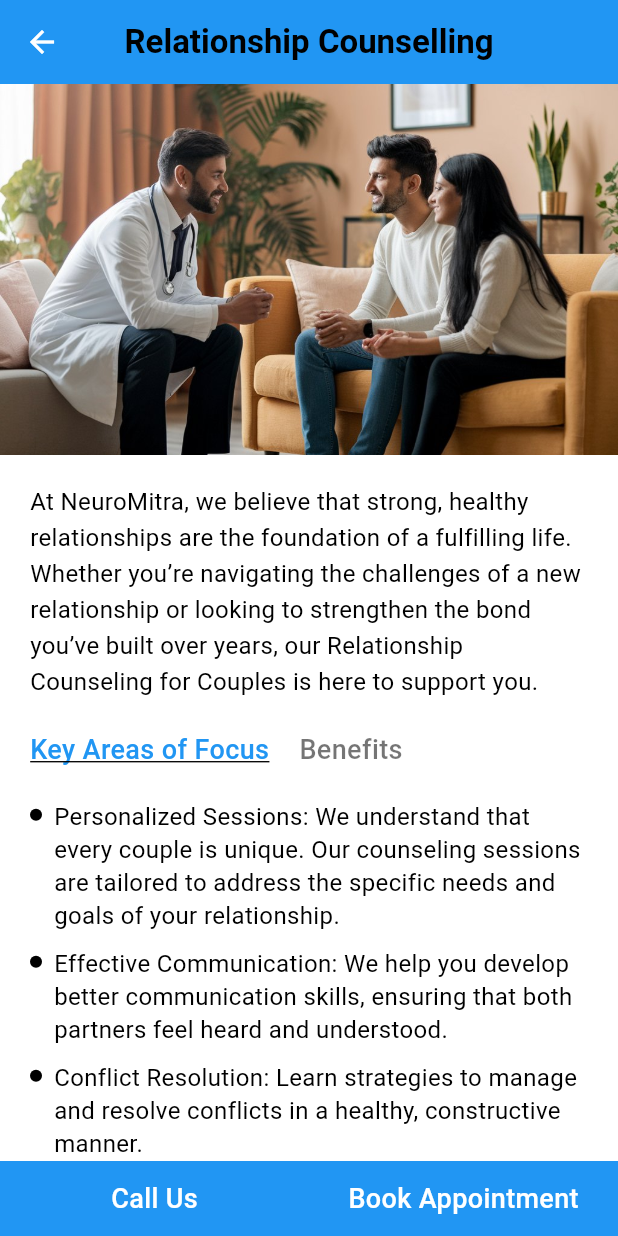
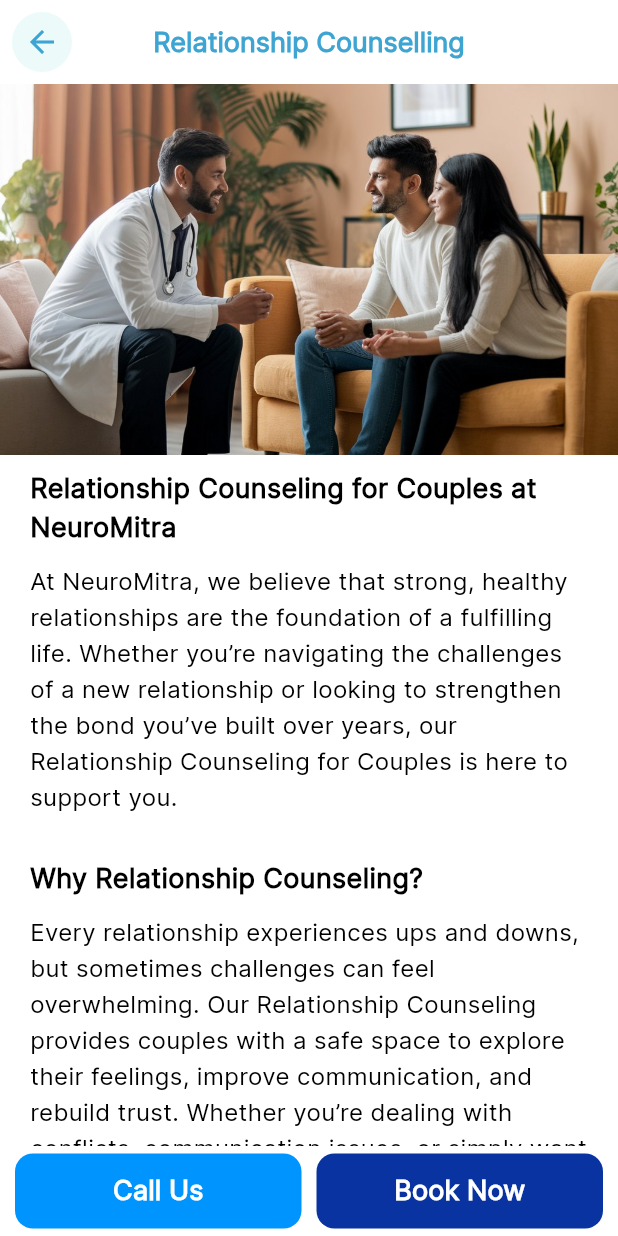
Before and after one commit to SaicharanGattu02/neoromithra, a Flutter app: the CounsellingListScreen screen opened directly, after a tap on "Relationship Counselling", on a phone screen of 412 x 824 dp. Run offline on Flutter 3.47's test engine with Material 3 defaults, Android fonts, the phone set to English and light mode, and no system bars; our stand-ins replace cached_network_image, carousel_slider, firebase_analytics, firebase_core, firebase_crashlytics, firebase_messaging and 11 more; missing offline and left inert: flutter_file_downloader, flutter_inappwebview; accounts and stored records are empty.

Commit message:
committed by varun at office 11-03-2025 10:52 AM

```diff
--- a/lib/CounsellingListScreen.dart
+++ b/lib/CounsellingListScreen.dart
@@ -441,10 +441,12 @@
             InkWell(
               // onTap: () => _onCounsellingTap(context, counselling['text']!),
               onTap: (){
-                Navigator.push(
-                  context,
-                  MaterialPageRoute(
-                    builder: (context) => DetailsScreen(
+                Navigator.of(context)
+                    .push(PageRouteBuilder(
+                  pageBuilder: (context,
+                      animation,
+                      secondaryAnimation) {
+                    return DetailsScreen(
                       assetImage: counselling['image'],
                       title: counselling['text'],
                       descHeading1: counselling['heading1'],
@@ -453,9 +455,32 @@
                       description2: counselling['description2'],
                       keyAreas: List<String>.from(counselling['keyAreas']),
                       benefits: List<String>.from(counselling['benefits']),
-                    ),
-                  ),
-                );
+                    );
+                  },
+                  transitionsBuilder:
+                      (context,
+                      animation,
+                      secondaryAnimation,
+                      child) {
+                    const begin =
+                    Offset(1.0, 0.0);
+                    const end = Offset.zero;
+                    const curve =
+                        Curves.easeInOut;
+                    var tween = Tween(
+                        begin: begin,
+                        end: end)
+                        .chain(CurveTween(
+                        curve: curve));
+                    var offsetAnimation =
+                    animation
+                        .drive(tween);
+                    return SlideTransition(
+                        position:
+                        offsetAnimation,
+                        child: child);
+                  },
+                ));
               },
               child: ProductGridItem(
                 imageUrl: counselling['image']!,
--- a/lib/TherapyScreens/DetailsScreen.dart
+++ b/lib/TherapyScreens/DetailsScreen.dart
@@ -1,4 +1,5 @@
 import 'package:flutter/material.dart';
+import 'package:neuromithra/BookAppointment.dart';
 import 'package:url_launcher/url_launcher.dart';
 
 import '../Model/ReviewListModel.dart';
@@ -39,14 +40,19 @@
   void initState() {
     super.initState();
     GetReviewsList();
+    if(widget.keyAreas.length==0){
+      setState(() {
+        showFocus = false;
+      });
+    }
   }
 
-  List<Review> reviews=[];
+  List<Review> reviews = [];
   Future<void> GetReviewsList() async {
     final response = await Userapi.getreviewlist(widget.title);
     if (response != null) {
       setState(() {
-        reviews=response.review??[];
+        reviews = response.review ?? [];
       });
     }
   }
@@ -66,12 +72,20 @@
     var w = MediaQuery.of(context).size.width;
     return Scaffold(
       appBar: AppBar(
-        title: Text(widget.title, style: TextStyle(fontWeight: FontWeight.bold)),
+        title: Text(widget.title,
+            style: TextStyle(
+                fontWeight: FontWeight.w600,
+                fontFamily: "Inter",
+                color: Color(0xff3EA4D2),
+                fontSize: 18)),
         centerTitle: true,
-        backgroundColor: Colors.blue,
-        leading: IconButton(
-          icon: Icon(Icons.arrow_back, color: Colors.white),
+        backgroundColor: Colors.white,
+        leading: IconButton.filled(
+          icon: Icon(Icons.arrow_back, color: Color(0xff3EA4D2)), // Icon color
           onPressed: () => Navigator.pop(context),
+          style: IconButton.styleFrom(
+            backgroundColor: Color(0xFFECFAFA), // Filled color
+          ),
         ),
       ),
       body: Stack(
@@ -87,28 +101,70 @@
                   height: h * 0.3,
                   fit: BoxFit.cover,
                 ),
+                SizedBox(height: 10,),
+                if(widget.descHeading1!="")...[
                   Padding(
-                  padding: const EdgeInsets.all(20.0),
+                    padding: const EdgeInsets.only(left: 20.0, right: 20),
+                    child: Text(
+                      widget.descHeading1,
+                      style: TextStyle(
+                          fontSize: 18,
+                          fontWeight: FontWeight.w600,
+                          fontFamily: "Inter"),
+                    ),
+                  ),
+                ],
+                Padding(
+                  padding: const EdgeInsets.symmetric(
+                      horizontal: 20.0, vertical: 10),
                   child: Text(
                     widget.description1,
-                    style: TextStyle(fontSize: 16, height: 1.5),
+                    style: TextStyle(
+                        fontSize: 16, height: 1.5, fontFamily: "Inter"),
                   ),
                 ),
+                if(widget.descHeading2!="")...[
+                  Padding(
+                    padding:
+                    const EdgeInsets.only(left: 20.0, right: 20, top: 20),
+                    child: Text(
+                      widget.descHeading2,
+                      style: TextStyle(
+                          fontSize: 18,
+                          fontWeight: FontWeight.w600,
+                          fontFamily: "Inter"),
+                    ),
+                  ),
+                  Padding(
+                    padding: const EdgeInsets.symmetric(
+                        horizontal: 20.0, vertical: 10),
+                    child: Text(
+                      widget.description2,
+                      style: TextStyle(
+                          fontSize: 16, height: 1.5, fontFamily: "Inter"),
+                    ),
+                  ),
+                ],
                 Padding(
                   padding: EdgeInsets.symmetric(horizontal: 20),
                   child: Row(
                     children: [
+                      if(widget.keyAreas.length!=0)...[
                         _tabButton("Key Areas of Focus", showFocus, () {
                           setState(() {
                             showFocus = true;
                           });
                         }),
-                      SizedBox(width: 20),
+                        SizedBox(width: 20,),
+                      ],
+
+                      if(widget.benefits.length!=0)...[
                         _tabButton("Benefits", !showFocus, () {
                           setState(() {
                             showFocus = false;
                           });
                         }),
+                      ]
                     ],
                   ),
                 ),
@@ -117,11 +173,13 @@
                   padding: EdgeInsets.symmetric(horizontal: 20.0),
                   child: Column(
                     crossAxisAlignment: CrossAxisAlignment.start,
-                    children: showFocus ? _buildPoints(widget.keyAreas) : _buildPoints(widget.benefits),
+                    children: showFocus
+                        ? _buildPoints(widget.keyAreas)
+                        : _buildPoints(widget.benefits),
                   ),
                 ),
                 SizedBox(height: 20),
-                if(reviews.length>0)...[
+                if (reviews.length > 0) ...[
                   Padding(
                     padding: const EdgeInsets.only(left: 20.0),
                     child: Text(
@@ -138,18 +196,49 @@
               ],
             ),
           ),
-          Align(
-            alignment: Alignment.bottomCenter,
+        ],
+      ),
+      bottomNavigationBar: Padding(
+        padding: const EdgeInsets.symmetric(horizontal: 10.0,vertical: 5),
         child: Row(
           children: [
-                _bottomButton("Call Us", Colors.blue, () => _launchCall("8885320115")),
-                _bottomButton("Book Appointment", Colors.blue, () {
-                  // Navigate to appointment booking screen
+            _bottomButton("Call Us", Color(0xff0094FE), () => _launchCall("8885320115")),
+            SizedBox(width: 10), // Add spacing between buttons
+            _bottomButton("Book Now", Color(0xff0933A1), () {
+              Navigator.of(context)
+                  .push(PageRouteBuilder(
+                pageBuilder: (context,
+                    animation,
+                    secondaryAnimation) {
+                  return Bookappointment(pagesource: widget.title);
+                },
+                transitionsBuilder:
+                    (context,
+                    animation,
+                    secondaryAnimation,
+                    child) {
+                  const begin =
+                  Offset(1.0, 0.0);
+                  const end = Offset.zero;
+                  const curve =
+                      Curves.easeInOut;
+                  var tween = Tween(
+                      begin: begin,
+                      end: end)
+                      .chain(CurveTween(
+                      curve: curve));
+                  var offsetAnimation =
+                  animation
+                      .drive(tween);
+                  return SlideTransition(
+                      position:
+                      offsetAnimation,
+                      child: child);
+                },
+              ));
             }),
           ],
         ),
-          ),
-        ],
       ),
     );
   }
@@ -162,20 +251,27 @@
         children: [
           ListView.builder(
             itemCount: reviews.length > 3 ? 3 : reviews.length,
-            physics: NeverScrollableScrollPhysics(), // Disable scrolling on this ListView
-            shrinkWrap: true, // Allows the ListView to take the height of its children
+            physics:
+                NeverScrollableScrollPhysics(), // Disable scrolling on this ListView
+            shrinkWrap:
+                true, // Allows the ListView to take the height of its children
             itemBuilder: (context, index) {
               return ReviewCard(
-                customerName: reviews[index].userName??"",
-                rating: reviews[index].rating??0,
-                review: reviews[index].details??"",
+                customerName: reviews[index].userName ?? "",
+                rating: reviews[index].rating ?? 0,
+                review: reviews[index].details ?? "",
               );
             },
           ),
           if (reviews.length > 3)
             InkResponse(
-              onTap: (){
-                Navigator.push(context, MaterialPageRoute(builder: (context)=>ReviewListScreen(pageSource: widget.title,)));
+              onTap: () {
+                Navigator.push(
+                    context,
+                    MaterialPageRoute(
+                        builder: (context) => ReviewListScreen(
+                              pageSource: widget.title,
+                            )));
               },
               child: Padding(
                 padding: const EdgeInsets.only(right: 18.0),
@@ -183,7 +279,8 @@
                   alignment: Alignment.topRight,
                   child: Text(
                     'More >>',
-                    style: TextStyle(color: Colors.blue, fontWeight: FontWeight.bold),
+                    style: TextStyle(
+                        color: Colors.blue, fontWeight: FontWeight.bold),
                   ),
                 ),
               ),
@@ -199,10 +296,12 @@
       child: Text(
         text,
         style: TextStyle(
-          color: isActive ? Colors.blue : Colors.black54,
+          color: isActive ? Color(0xff007BFF) : Colors.black,
           fontSize: 18,
-          fontWeight: FontWeight.w500,
+          fontFamily: "Inter",
+          fontWeight: FontWeight.w600,
           decoration: isActive ? TextDecoration.underline : TextDecoration.none,
+          decorationColor: isActive ? Color(0xff007BFF) : Colors.black54,
         ),
       ),
     );
@@ -222,28 +321,39 @@
             width: 8.0,
             height: 8.0,
             margin: EdgeInsets.only(top: 6.0),
-            decoration: BoxDecoration(shape: BoxShape.circle, color: Colors.black),
+            decoration:
+                BoxDecoration(shape: BoxShape.circle, color: Colors.black),
           ),
           SizedBox(width: 8.0),
           Expanded(
-            child: Text(text, style: TextStyle(fontSize: 16.0, height: 1.4)),
+            child: Text(text,
+                style: TextStyle(
+                    fontSize: 16.0, height: 1.4, fontFamily: "Inter")),
           ),
         ],
       ),
     );
   }
-
   Widget _bottomButton(String text, Color color, VoidCallback onTap) {
     return Expanded(
-      child: InkWell(
-        onTap: onTap,
-        child: Container(
+      child: SizedBox(
         height: 50,
-          color: color,
-          child: Center(
+        child: ElevatedButton(
+          onPressed: onTap,
+          style: ElevatedButton.styleFrom(
+            backgroundColor: color,
+            shape: RoundedRectangleBorder(
+              borderRadius: BorderRadius.circular(12), // Rounded corners
+            ),
+            elevation: 0, // Shadow effect
+          ),
           child: Text(
             text,
-              style: TextStyle(color: Colors.white, fontSize: 18, fontWeight: FontWeight.w500),
+            style: TextStyle(
+              color: Colors.white,
+              fontSize: 18,
+              fontFamily: "Inter",
+              fontWeight: FontWeight.w600,
             ),
           ),
         ),
```
Also changed, not shown: lib/TherapiesListScreen.dart (+33 -7 lines). Lines whose indentation alone changed are shown as unchanged.
